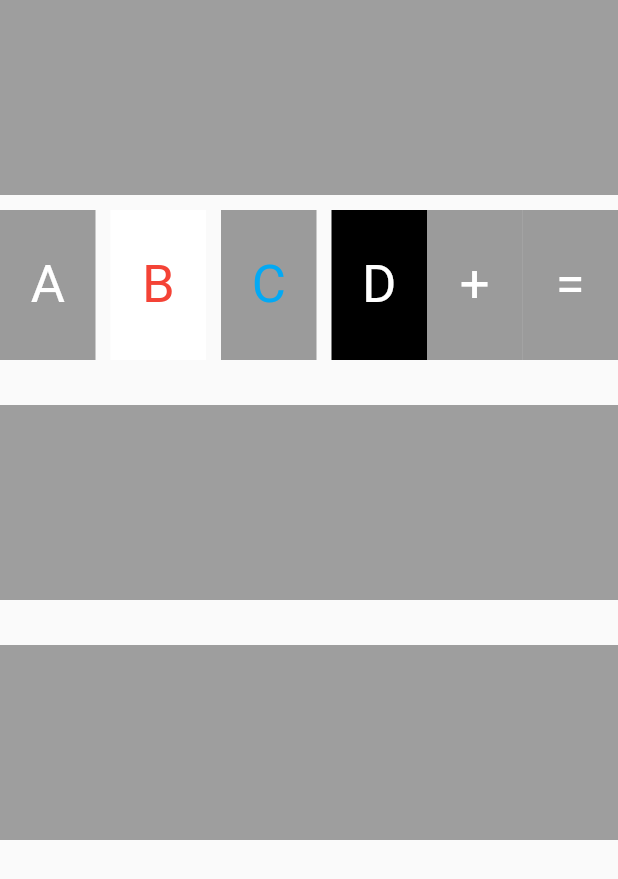
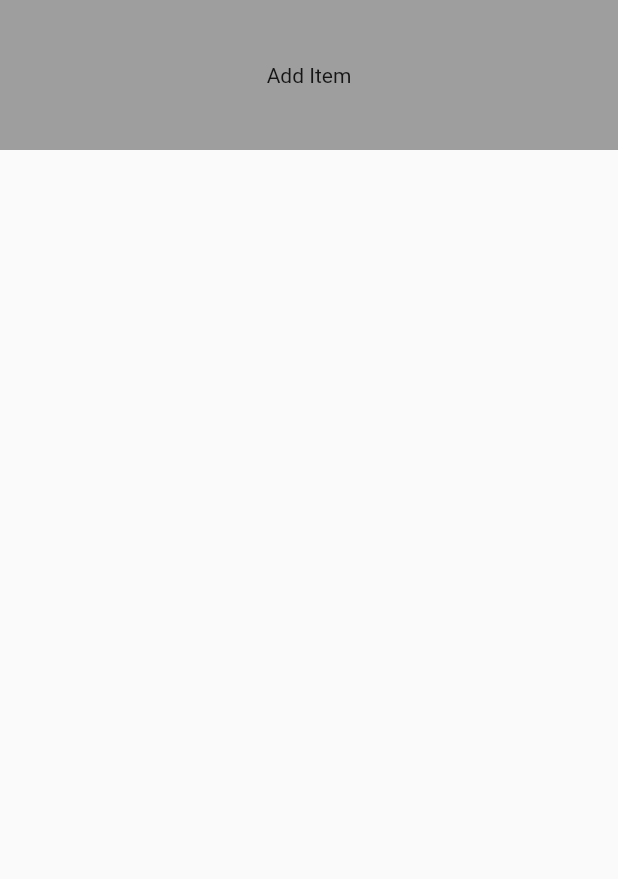
Before and after one commit to patelmeet341993/row_column, a Flutter app: the screen it shows after launch, on a phone screen of 412 x 824 dp. Shown: the top 879 px of the screen. Run offline on Flutter 3.47's test engine with Material 2 defaults, Android fonts, the phone set to English and light mode, and no system bars.

Commit message:
dynamic list view

```diff
--- /dev/null
+++ b/lib/listview/dynamic_listview.dart
@@ -0,0 +1,84 @@
+import 'dart:math';
+
+import 'package:flutter/material.dart';
+
+class DynamicListView extends StatefulWidget {
+  const DynamicListView({Key? key}) : super(key: key);
+
+  @override
+  _DynamicListViewState createState() => _DynamicListViewState();
+}
+
+class _DynamicListViewState extends State<DynamicListView> {
+  List<String> list = [];
+  Random r = Random();
+  TextEditingController controller=TextEditingController();
+
+  @override
+  Widget build(BuildContext context) {
+    return SafeArea(
+      child: Scaffold(
+        body: Column(
+          crossAxisAlignment: CrossAxisAlignment.center,
+          children: [
+            Container(
+              height: 100,
+              child: InkWell(
+                onTap: () {
+                  int ra = r.nextInt(1000);
+
+                  if(ra%2==0)
+                    list.add("meet$ra");
+                  else
+                    list.add("$ra");
+
+
+                  setState(() {});
+                },
+                child: Container(
+                  color: Colors.grey,
+                  height: 50,
+                  child: Center(child: Text("Add Item")),
+                ),
+              ),
+            ),
+            Expanded(
+                child: ListView.builder(
+                    itemCount: list.length,
+                    itemBuilder: (ctx, i) {
+
+                      Color clr;
+
+                      try{
+                        clr=int.parse(list[i])>500?Colors.green:Colors.red;
+                      }
+                      catch(e)
+                      {
+                        clr=Colors.black26;
+                      }
+
+
+                      return InkWell(
+                        onTap: (){
+                          print("Click $i : ${list[i]}");
+                          list.removeAt(i);
+                          setState(() {
+
+                          });
+                        },
+                        child: Container(
+                          width: double.maxFinite,
+                         // color: int.parse(list[i])%2==0?Colors.green:Colors.red,
+
+                          color: clr,
+                          child: Center(child: Text(list[i])),
+                          height: 50,
+                        ),
+                      );
+                    }))
+          ],
+        ),
+      ),
+    );
+  }
+}
--- a/lib/main.dart
+++ b/lib/main.dart
@@ -2,6 +2,9 @@ import 'package:flutter/material.dart';
 import 'package:flutter_app/calc/Calc.dart';
 
 import 'First_page.dart';
+import 'listview/dynamic_listview.dart';
+import 'listview/firstpage_listview.dart';
+import 'listview/firstpage_listview_two.dart';
 
 
 void main() {
@@ -15,7 +18,7 @@ class MyApp extends StatelessWidget {
   @override
   Widget build(BuildContext context) {
     return MaterialApp(
-      home: Calc(),
+      home: DynamicListView(),
     );
   }
 }
```
Also changed, not shown: lib/listview/firstpage_listview.dart (added, +88 -0 lines), lib/listview/firstpage_listview_two.dart (added, +86 -0 lines).
